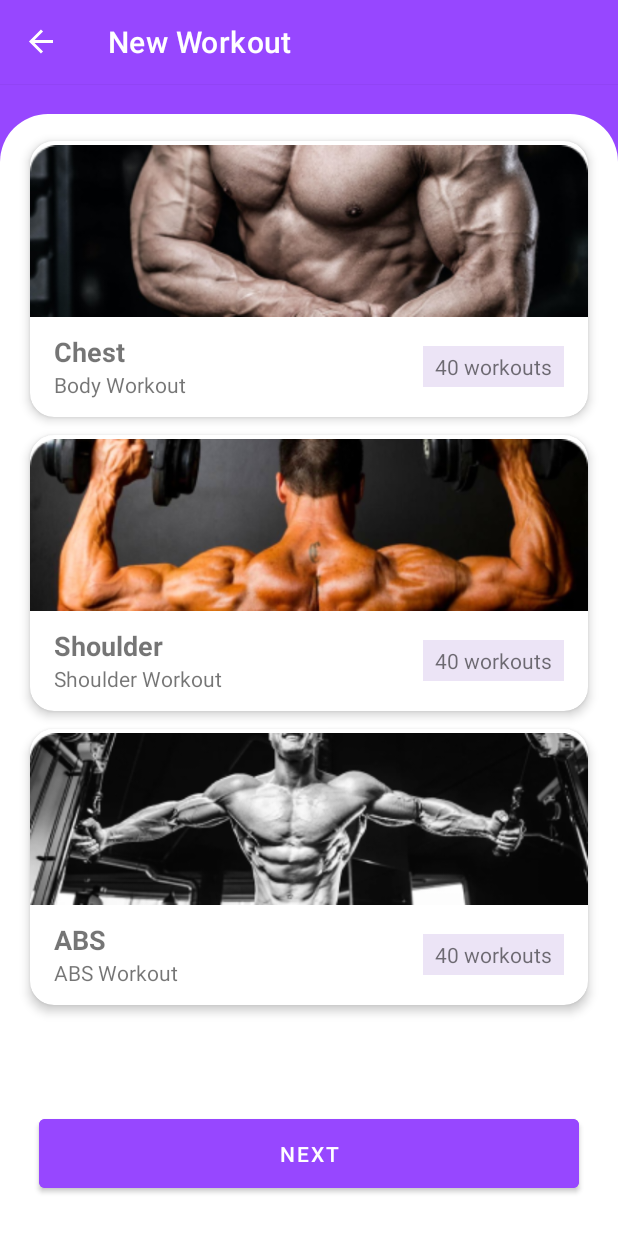
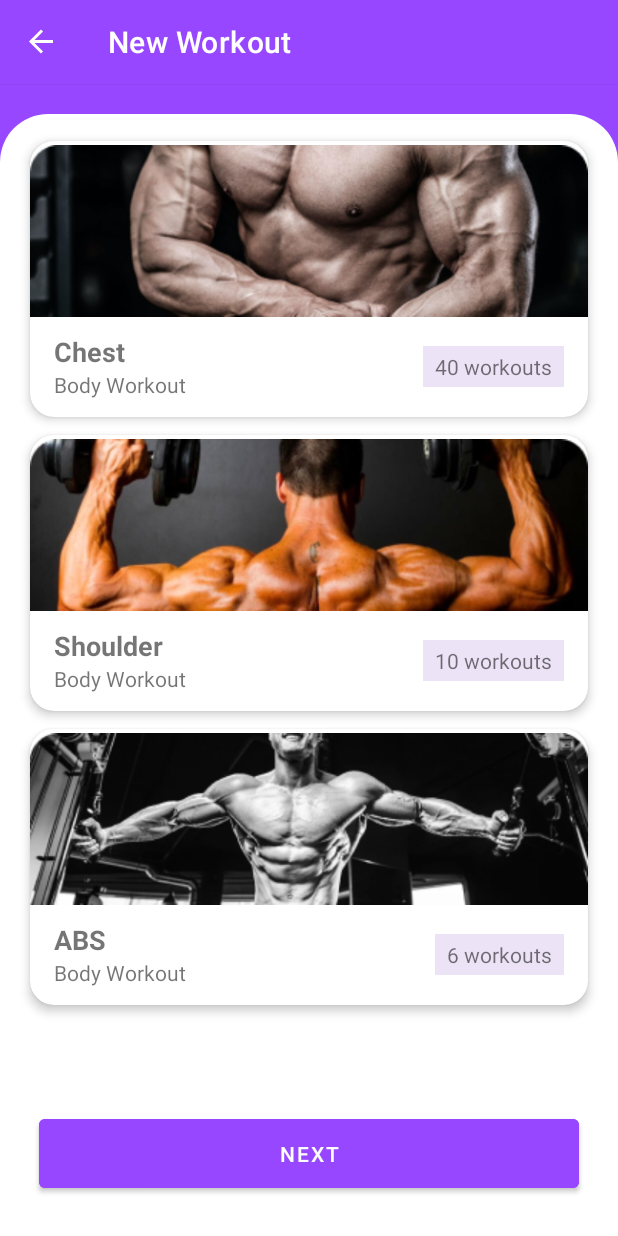
Before and after one commit to WellingtonDevBR/GearGym-AndroidApp, an Android app: the CreateWorkoutFragment screen opened through its navigation route, on a phone screen of 412 x 824 dp. Run offline under Robolectric (Android 15) with nearby library versions, the phone set to English and light mode, and no system bars; our stand-ins replace navigation-ui.

Commit message:
workout adapter and fragment set up with random data

```diff
--- a/app/build.gradle
+++ b/app/build.gradle
@@ -1,5 +1,6 @@
 plugins {
     id 'com.android.application'
+    id 'androidx.navigation.safeargs'
 }
 
 android {
@@ -47,5 +48,4 @@ dependencies {
     implementation "androidx.navigation:navigation-ui-ktx:$nav_version"
     implementation "androidx.compose.material3:material3:1.2.1"
     implementation "androidx.compose.material3:material3-adaptive-navigation-suite:1.0.0-alpha05"
-
 }
--- a/app/src/main/java/com/gamezzar/geargymtest/feature/home/HomeFragment.java
+++ b/app/src/main/java/com/gamezzar/geargymtest/feature/home/HomeFragment.java
@@ -15,6 +15,7 @@ import android.view.View;
 import android.view.ViewGroup;
 
 import com.gamezzar.geargymtest.R;
+import com.gamezzar.geargymtest.databinding.HomeFragmentBinding;
 import com.google.android.material.bottomappbar.BottomAppBar;
 import com.google.android.material.floatingactionbutton.FloatingActionButton;
 
--- a/app/src/main/java/com/gamezzar/geargymtest/feature/workout/CreateWorkoutFragment.java
+++ b/app/src/main/java/com/gamezzar/geargymtest/feature/workout/CreateWorkoutFragment.java
@@ -7,6 +7,8 @@ import android.os.Bundle;
 import androidx.annotation.NonNull;
 import androidx.annotation.Nullable;
 import androidx.fragment.app.Fragment;
+import androidx.navigation.NavDirections;
+import androidx.navigation.fragment.NavHostFragment;
 import androidx.recyclerview.widget.LinearLayoutManager;
 
 import android.view.LayoutInflater;
@@ -27,24 +29,34 @@ public class CreateWorkoutFragment extends Fragment {
     private WorkoutAdapter adapter;
     private List<Workout> workoutList;
     private CreateWorkoutFragmentBinding binding;
+
     public static CreateWorkoutFragment newInstance() {
         return new CreateWorkoutFragment();
     }
 
     @Override
-    public View onCreateView(@NonNull LayoutInflater inflater, @Nullable ViewGroup container,
-                             @Nullable Bundle savedInstanceState) {
-        // Initialize the binding variable here correctly without re-declaring it
+    public View onCreateView(@NonNull LayoutInflater inflater, @Nullable ViewGroup container, @Nullable Bundle savedInstanceState) {
         binding = CreateWorkoutFragmentBinding.inflate(inflater, container, false);
 
-        // Initialize your workout list here before setting the adapter
-        workoutList = new ArrayList<>(); // This should be populated with actual data
+        workoutList = new ArrayList<>();
+        // Add workout items to the list
         workoutList.add(new Workout("Chest", "Body Workout", R.drawable.chest_workout, 40));
-        workoutList.add(new Workout("Shoulder", "Shoulder Workout", R.drawable.shoulder_workout, 40));
-        workoutList.add(new Workout("ABS", "ABS Workout", R.drawable.abs_wokrout, 40));
-        adapter = new WorkoutAdapter(workoutList);
+        workoutList.add(new Workout("Shoulder", "Body Workout", R.drawable.shoulder_workout, 10));
+        workoutList.add(new Workout("ABS", "Body Workout", R.drawable.abs_wokrout, 6));
 
-        // You don't need to set up RecyclerView here anymore, move this to onViewCreated
+        View.OnClickListener onItemClickListener = view -> {
+            // Assuming each item has a tag set with its position or ID
+            Workout selectedWorkout = (Workout) view.getTag();
+            // Now you can navigate to the next fragment using the selected workout's details
+            NavDirections action = CreateWorkoutFragmentDirections.actionCreateWorkoutFragmentToWorkoutChoiceListFragment();
+
+            NavHostFragment.findNavController(CreateWorkoutFragment.this).navigate(action);
+        };
+
+        adapter = new WorkoutAdapter(workoutList, onItemClickListener);
+        binding.recyclerView.setLayoutManager(new LinearLayoutManager(getContext()));
+        binding.recyclerView.setAdapter(adapter);
+
         return binding.getRoot();
     }
 
--- a/app/src/main/java/com/gamezzar/geargymtest/feature/workout/WorkoutAdapter.java
+++ b/app/src/main/java/com/gamezzar/geargymtest/feature/workout/WorkoutAdapter.java
@@ -1,6 +1,7 @@
 package com.gamezzar.geargymtest.feature.workout;
 
 import android.view.LayoutInflater;
+import android.view.View;
 import android.view.ViewGroup;
 
 import androidx.annotation.NonNull;
@@ -13,9 +14,11 @@ import java.util.List;
 public class WorkoutAdapter extends RecyclerView.Adapter<WorkoutAdapter.WorkoutViewHolder> {
 
     private List<Workout> workoutList;
+    private View.OnClickListener onItemClickListener;
 
-    public WorkoutAdapter(List<Workout> workoutList) {
+    public WorkoutAdapter(List<Workout> workoutList, View.OnClickListener onItemClickListener) {
         this.workoutList = workoutList;
+        this.onItemClickListener = onItemClickListener;
     }
 
     @NonNull
@@ -30,7 +33,7 @@ public class WorkoutAdapter extends RecyclerView.Adapter<WorkoutAdapter.WorkoutV
     @Override
     public void onBindViewHolder(@NonNull WorkoutViewHolder holder, int position) {
         Workout workout = workoutList.get(position);
-        holder.bind(workout);
+        holder.bind(workout, onItemClickListener);
     }
 
     @Override
@@ -46,13 +49,14 @@ public class WorkoutAdapter extends RecyclerView.Adapter<WorkoutAdapter.WorkoutV
             this.binding = binding;
         }
 
-        public void bind(Workout workout) {
+        public void bind(Workout workout, View.OnClickListener clickListener) {
             // Bind the workout data to the views
             binding.textWorkoutTitle.setText(workout.getTitle());
             binding.textWorkoutSubtitle.setText(workout.getSubtitle());
             binding.textWorkoutCount.setText(workout.getFormattedWorkoutCount());
             binding.imageWorkout.setImageResource(workout.getImageResourceId());
-            // Set any click listeners if necessary
+            itemView.setTag(workout); // or workout.getId() if you have IDs
+            itemView.setOnClickListener(clickListener);
         }
     }
 }
--- a/app/src/main/res/navigation/nav_graph.xml
+++ b/app/src/main/res/navigation/nav_graph.xml
@@ -1,8 +1,8 @@
 <?xml version="1.0" encoding="utf-8"?>
 <navigation xmlns:android="http://schemas.android.com/apk/res/android"
     xmlns:app="http://schemas.android.com/apk/res-auto"
+    xmlns:tools="http://schemas.android.com/tools"
     android:id="@+id/nav_graph"
-    xmlns:tools="http://schemas.android.com/tools"
     app:startDestination="@id/homeFragment">
 
     <fragment
@@ -46,5 +46,19 @@
         android:id="@+id/createWorkoutFragment"
         android:name="com.gamezzar.geargymtest.feature.workout.CreateWorkoutFragment"
         android:label="New Workout"
-        tools:layout="@layout/create_workout_fragment" />
+        tools:layout="@layout/create_workout_fragment">
+        <action
+            android:id="@+id/action_createWorkoutFragment_to_workoutChoiceListFragment"
+            app:destination="@id/workoutChoiceListFragment"
+            app:enterAnim="@anim/slide_in_right"
+            app:exitAnim="@anim/slide_out_left"
+            app:popEnterAnim="@anim/slide_in_left"
+            app:popExitAnim="@anim/slide_out_right" />
+    </fragment>
+
+    <fragment
+        android:id="@+id/workoutChoiceListFragment"
+        android:name="com.gamezzar.geargymtest.feature.workout.WorkoutChoiceListFragment"
+        android:label="New Workout"
+        tools:layout="@layout/workout_choice_list_fragment" />
 </navigation>
```
Also changed, not shown: app/src/main/java/com/gamezzar/geargymtest/feature/workout/WorkoutChoiceListAdapter.java (added, +63 -0 lines), app/src/main/java/com/gamezzar/geargymtest/feature/workout/WorkoutChoiceListFragment.java (+30 -6 lines), app/src/main/res/layout/item_workout_list.xml (+16 -14 lines), build.gradle (+11 -2 lines).
